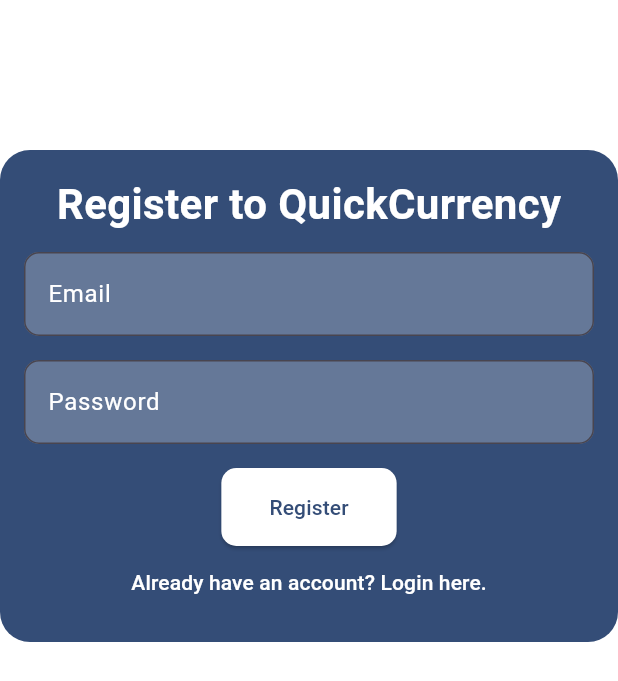
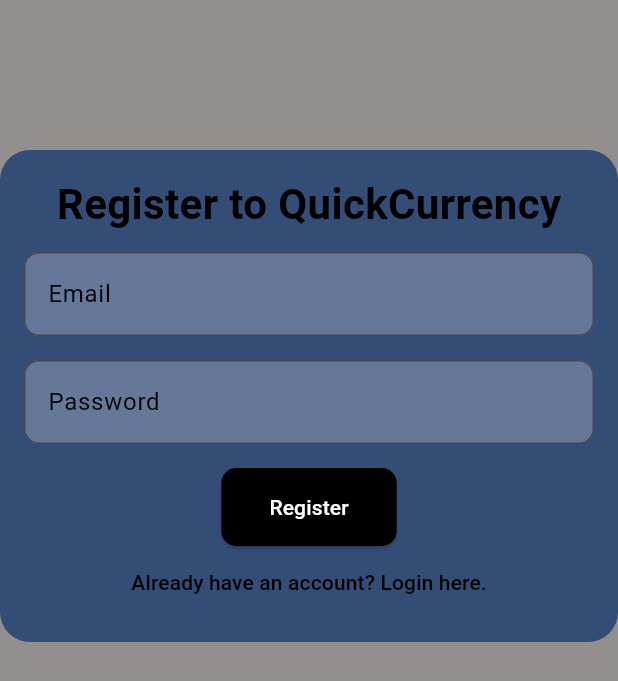
Before and after one commit to DavidSchurer/QuickCurrency, a Flutter app: the LoginPage screen opened directly, after a tap on "Don't have an account? Register here.", on a phone screen of 412 x 824 dp. Shown: the top 681 px of the screen. Run offline on Flutter 3.47's test engine with Material 3 defaults, Android fonts, the phone set to English and light mode, and no system bars; our stand-ins replace cloud_firestore, firebase_auth, firebase_core, shared_preferences; accounts and stored records are empty; generated files the repository leaves out were written again; network calls fail.

Commit message:
styling updates

```diff
--- a/lib/currency_conversion_history_page.dart
+++ b/lib/currency_conversion_history_page.dart
@@ -46,7 +46,9 @@ class _CurrencyConversionHistoryPageState extends State<CurrencyConversionHistor
     );
   }
   return Scaffold(
+    backgroundColor: Color.fromARGB(255, 147, 143, 143),
     appBar: AppBar(
+      backgroundColor: Color.fromARGB(255, 147, 143, 143),
       title: const Text('Currency Conversion History'),
     ),
     body: Center(
--- a/lib/exchange_rates_history.dart
+++ b/lib/exchange_rates_history.dart
@@ -54,7 +54,9 @@ class _ExchangeRatesHistoryPageState extends State<ExchangeRatesHistoryPage> {
   @override
   Widget build(BuildContext context) {
     return Scaffold(
+      backgroundColor: Color.fromARGB(255, 147, 143, 143),
       appBar: AppBar(
+        backgroundColor: Color.fromARGB(255, 147, 143, 143),
         title: Text('Exchange Rate History'),
       ),
       body: Padding(
--- a/lib/exchange_rates_page.dart
+++ b/lib/exchange_rates_page.dart
@@ -77,7 +77,9 @@ class _ExchangeRatesPageState extends State<ExchangeRatesPage> {
   @override
   Widget build(BuildContext context) {
     return Scaffold(
+      backgroundColor: Color.fromARGB(255, 147, 143, 143),
       appBar: AppBar(
+        backgroundColor: Color.fromARGB(255, 147, 143, 143),
         title: Text('Exchange Rates (${widget.selectedCurrency})'),
       ),
       body: Center(
--- a/lib/login_page.dart
+++ b/lib/login_page.dart
@@ -37,7 +37,7 @@ class _LoginPageState extends State<LoginPage> {
   @override
   Widget build(BuildContext context) {
     return Scaffold(
-      backgroundColor: Colors.white,
+      backgroundColor: Color.fromARGB(255, 147, 143, 143),
       body: Center(
         child: Column(
           children: [
@@ -57,7 +57,7 @@ class _LoginPageState extends State<LoginPage> {
                     style: TextStyle(
                       fontSize: 28,
                       fontWeight: FontWeight.bold,
-                      color: Colors.white,
+                      color: Colors.black,
                     ),
                   ),
                   const SizedBox(height: 12),
@@ -65,15 +65,15 @@ class _LoginPageState extends State<LoginPage> {
                     controller: _emailController,
                     decoration: InputDecoration(
                       labelText: 'Email',
-                      labelStyle: const TextStyle(color: Colors.white),
+                      labelStyle: const TextStyle(color: Colors.black),
                       filled: true,
                       fillColor: Colors.white24,
                       border: OutlineInputBorder(
                         borderRadius: BorderRadius.circular(10),
-                        borderSide: const BorderSide(color: Colors.white),
+                        borderSide: const BorderSide(color: Colors.black),
                       ),
                     ),
-                    style: const TextStyle(color: Colors.white),
+                    style: const TextStyle(color: Colors.black),
                   ),
                   const SizedBox(height: 16),
                   TextField(
@@ -81,21 +81,21 @@ class _LoginPageState extends State<LoginPage> {
                     obscureText: true,
                     decoration: InputDecoration(
                       labelText: 'Password',
-                      labelStyle: const TextStyle(color: Colors.white),
+                      labelStyle: const TextStyle(color: Colors.black),
                       filled: true,
                       fillColor: Colors.white24,
                       border: OutlineInputBorder(
                         borderRadius: BorderRadius.circular(10),
-                        borderSide: const BorderSide(color: Colors.white),
+                        borderSide: const BorderSide(color: Colors.black),
                       ),
                     ),
-                    style: const TextStyle(color: Colors.white),
+                    style: const TextStyle(color: Colors.black),
                   ),
                   const SizedBox(height: 16),
                   ElevatedButton(
                     onPressed: _login,
                     style: ElevatedButton.styleFrom(
-                      foregroundColor: const Color(0xFF344D77), backgroundColor: Colors.white,
+                      foregroundColor: const Color.fromARGB(255, 255, 255, 255), backgroundColor: const Color.fromARGB(255, 0, 0, 0),
                       padding: const EdgeInsets.symmetric(horizontal: 32, vertical: 16),
                       shape: RoundedRectangleBorder(
                         borderRadius: BorderRadius.circular(10),
@@ -112,7 +112,7 @@ class _LoginPageState extends State<LoginPage> {
                     },
                     child: const Text(
                       "Don't have an account? Register here.",
-                      style: TextStyle(color: Colors.white),
+                      style: TextStyle(color: Colors.black),
                     ),
                   ),
                 ],
--- a/lib/register_page.dart
+++ b/lib/register_page.dart
@@ -40,7 +40,7 @@ class _RegisterPageState extends State<RegisterPage> {
   @override
   Widget build(BuildContext context) {
     return Scaffold(
-      backgroundColor: Colors.white,
+      backgroundColor: Color.fromARGB(255, 147, 143, 143),
       body: Center(
         child: Column(
           children: [
@@ -60,7 +60,7 @@ class _RegisterPageState extends State<RegisterPage> {
                     style: TextStyle(
                       fontSize: 28,
                       fontWeight: FontWeight.bold,
-                      color: Colors.white,
+                      color: Colors.black,
                     ),
                   ),
                   const SizedBox(height: 12),
@@ -68,15 +68,15 @@ class _RegisterPageState extends State<RegisterPage> {
                     controller: _emailController,
                     decoration: InputDecoration(
                       labelText: 'Email',
-                      labelStyle: const TextStyle(color: Colors.white),
+                      labelStyle: const TextStyle(color: Colors.black),
                       filled: true,
                       fillColor: Colors.white24,
                       border: OutlineInputBorder(
                         borderRadius: BorderRadius.circular(10),
-                        borderSide: const BorderSide(color: Colors.white),
+                        borderSide: const BorderSide(color: Colors.black),
                       ),
                     ),
-                    style: const TextStyle(color: Colors.white),
+                    style: const TextStyle(color: Colors.black),
                   ),
                   const SizedBox(height: 16),
                   TextField(
@@ -84,21 +84,21 @@ class _RegisterPageState extends State<RegisterPage> {
                     obscureText: true,
                     decoration: InputDecoration(
                       labelText: 'Password',
-                      labelStyle: const TextStyle(color: Colors.white),
+                      labelStyle: const TextStyle(color: Colors.black),
                       filled: true,
                       fillColor: Colors.white24,
                       border: OutlineInputBorder(
                         borderRadius: BorderRadius.circular(10),
-                        borderSide: const BorderSide(color: Colors.white),
+                        borderSide: const BorderSide(color: Colors.black),
                       ),
                     ),
-                    style: const TextStyle(color: Colors.white),
+                    style: const TextStyle(color: Colors.black),
                   ),
                   const SizedBox(height: 16),
                   ElevatedButton(
                     onPressed: _register,
                     style: ElevatedButton.styleFrom(
-                      foregroundColor: const Color(0xFF344D77), backgroundColor: Colors.white,
+                      foregroundColor: const Color.fromARGB(255, 255, 255, 255), backgroundColor: const Color.fromARGB(255, 0, 0, 0),
                       padding: const EdgeInsets.symmetric(horizontal: 32, vertical: 16),
                       shape: RoundedRectangleBorder(
                         borderRadius: BorderRadius.circular(10),
@@ -115,7 +115,7 @@ class _RegisterPageState extends State<RegisterPage> {
                     },
                     child: const Text(
                       "Already have an account? Login here.",
-                      style: TextStyle(color: Colors.white),
+                      style: TextStyle(color: Colors.black),
                     ),
                   ),
                 ],
```
Also changed, not shown: lib/main.dart (+94 -13 lines), lib/welcome_page.dart (+6 -3 lines), assets/popupimage.png (added).
